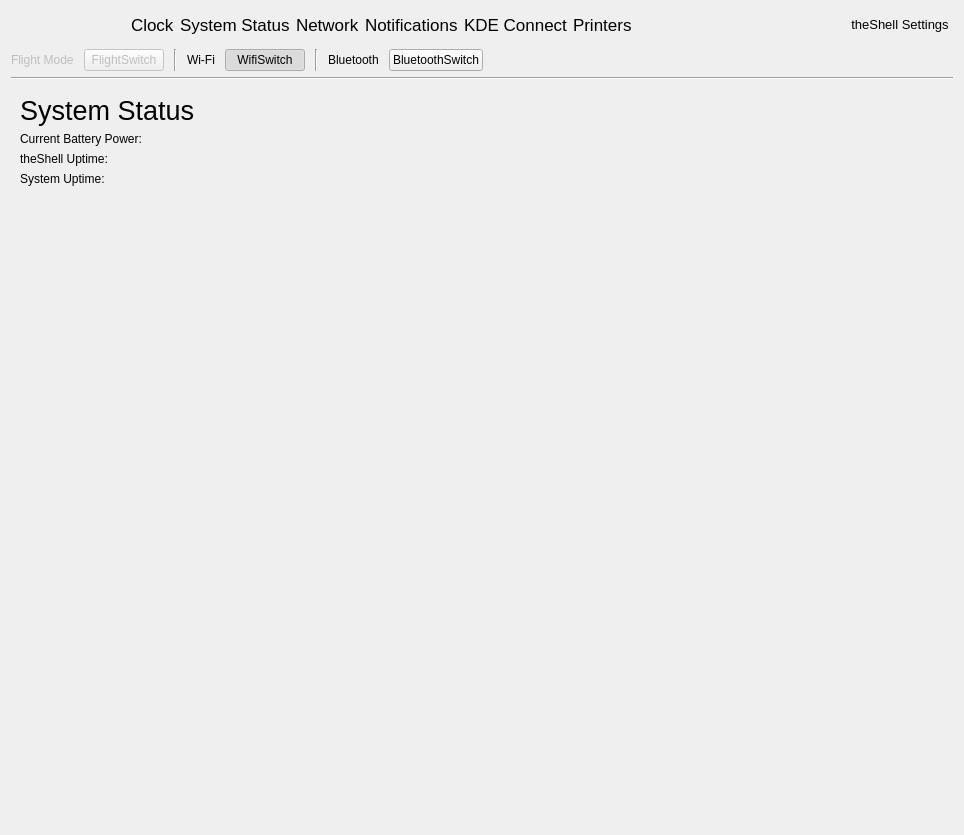
Qt form infopanedropdown.ui (vicr123/theshell) before a commit.
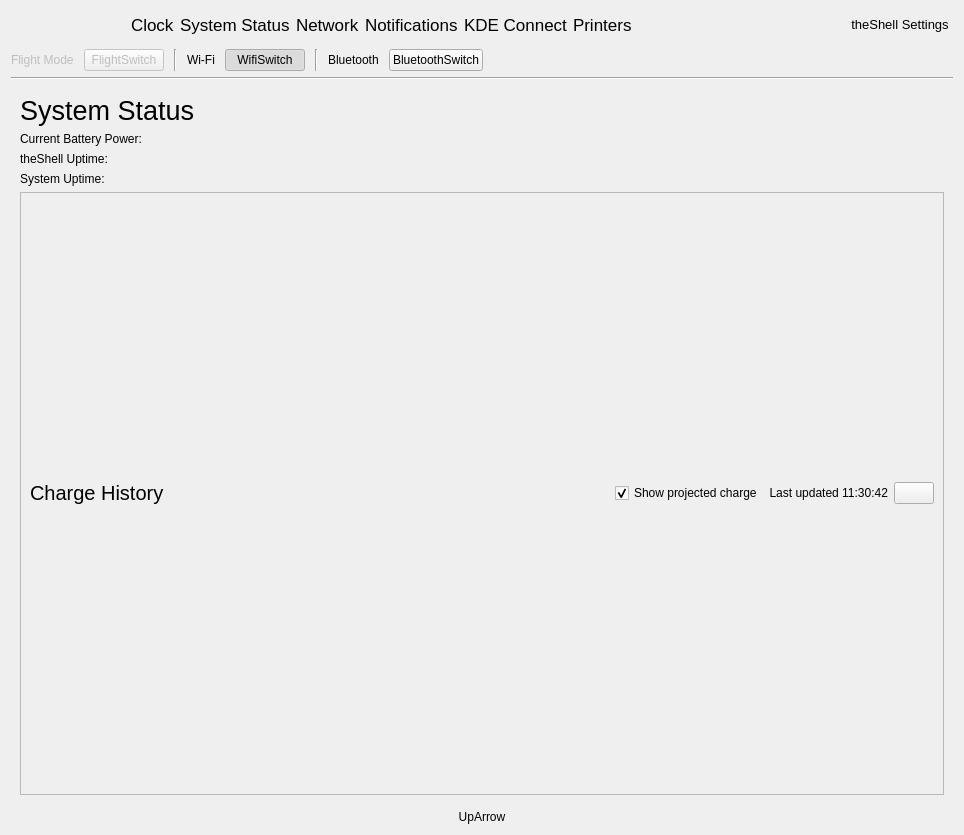
The same form after that commit. The open tabs and pages were chosen to show the change. Icons and pictures are not drawn. Custom widgets are drawn as their Qt base class.

Commit message: New Charge History in Status Center

```diff
--- a/infopanedropdown.ui
+++ b/infopanedropdown.ui
@@ -778,17 +778,81 @@
         </widget>
        </item>
        <item>
-        <spacer name="verticalSpacer_7">
-         <property name="orientation">
-          <enum>Qt::Vertical</enum>
+        <widget class="QFrame" name="batteryChartArea">
+         <property name="sizePolicy">
+          <sizepolicy hsizetype="Preferred" vsizetype="Expanding">
+           <horstretch>0</horstretch>
+           <verstretch>0</verstretch>
+          </sizepolicy>
          </property>
-         <property name="sizeHint" stdset="0">
-          <size>
-           <width>20</width>
-           <height>424</height>
-          </size>
+         <property name="frameShape">
+          <enum>QFrame::StyledPanel</enum>
          </property>
-        </spacer>
+         <property name="frameShadow">
+          <enum>QFrame::Raised</enum>
+         </property>
+         <layout class="QVBoxLayout" name="verticalLayout_21">
+          <item>
+           <layout class="QHBoxLayout" name="horizontalLayout_33">
+            <item>
+             <widget class="QLabel" name="label_54">
+              <property name="sizePolicy">
+               <sizepolicy hsizetype="Expanding" vsizetype="Preferred">
+                <horstretch>0</horstretch>
+                <verstretch>0</verstretch>
+               </sizepolicy>
+              </property>
+              <property name="font">
+               <font>
+                <pointsize>15</pointsize>
+               </font>
+              </property>
+              <property name="text">
+               <string>Charge History</string>
+              </property>
+             </widget>
+            </item>
+            <item>
+             <widget class="QCheckBox" name="batteryChartShowProjected">
+              <property name="text">
+               <string>Show projected charge</string>
+              </property>
+              <property name="checked">
+               <bool>true</bool>
+              </property>
+             </widget>
+            </item>
+            <item>
+             <widget class="QLabel" name="batteryChartLastUpdate">
+              <property name="sizePolicy">
+               <sizepolicy hsizetype="Preferred" vsizetype="Preferred">
+                <horstretch>0</horstretch>
+                <verstretch>0</verstretch>
+               </sizepolicy>
+              </property>
+              <property name="text">
+               <string>Last updated 11:30:42</string>
+              </property>
+              <property name="alignment">
+               <set>Qt::AlignRight|Qt::AlignTrailing|Qt::AlignVCenter</set>
+              </property>
+             </widget>
+            </item>
+            <item>
+             <widget class="QPushButton" name="batteryChartUpdateButton">
+              <property name="text">
+               <string/>
+              </property>
+              <property name="icon">
+               <iconset theme="view-refresh">
+                <normaloff>.</normaloff>.</iconset>
+              </property>
+             </widget>
+            </item>
+           </layout>
+          </item>
+         </layout>
+        </widget>
        </item>
       </layout>
      </widget>
@@ -3096,20 +3160,30 @@
      </widget>
     </widget>
    </item>
+   <item>
+    <widget class="QLabel" name="upArrow">
+     <property name="text">
+      <string>UpArrow</string>
+     </property>
+     <property name="alignment">
+      <set>Qt::AlignCenter</set>
+     </property>
+    </widget>
+   </item>
   </layout>
  </widget>
  <customwidgets>
+  <customwidget>
+   <class>Switch</class>
+   <extends>QPushButton</extends>
+   <header>switch.h</header>
+  </customwidget>
   <customwidget>
    <class>AnimatedStackedWidget</class>
    <extends>QStackedWidget</extends>
    <header>animatedstackedwidget.h</header>
    <container>1</container>
   </customwidget>
-  <customwidget>
-   <class>Switch</class>
-   <extends>QPushButton</extends>
-   <header>switch.h</header>
-  </customwidget>
   <customwidget>
    <class>ClickableLabel</class>
    <extends>QLabel</extends>
```
Left out of the diff: 10 changed lines with no effect on the pictures. The commit also changes 12 other files.
